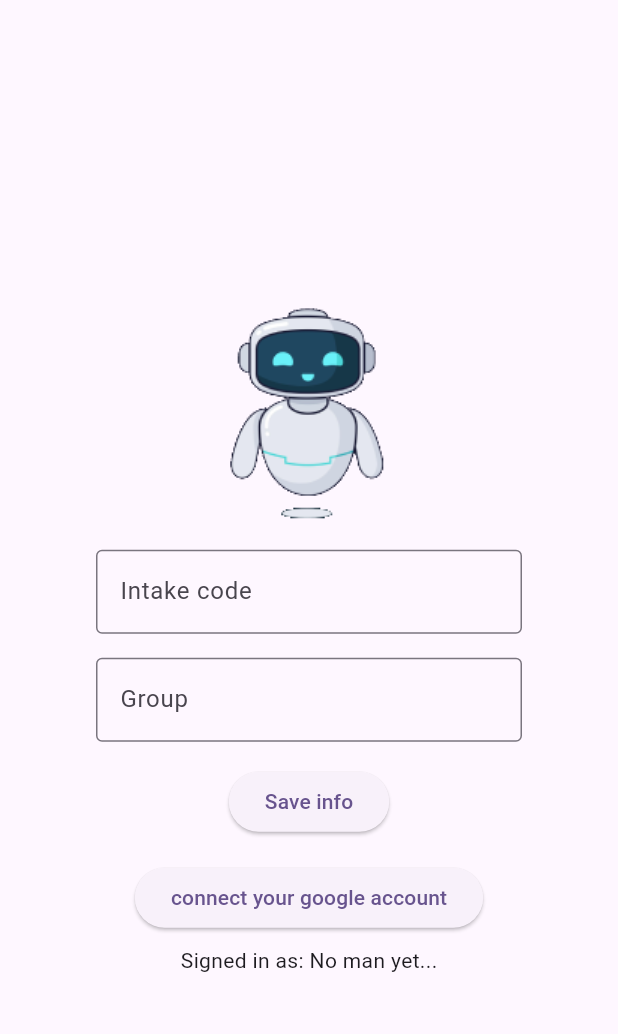
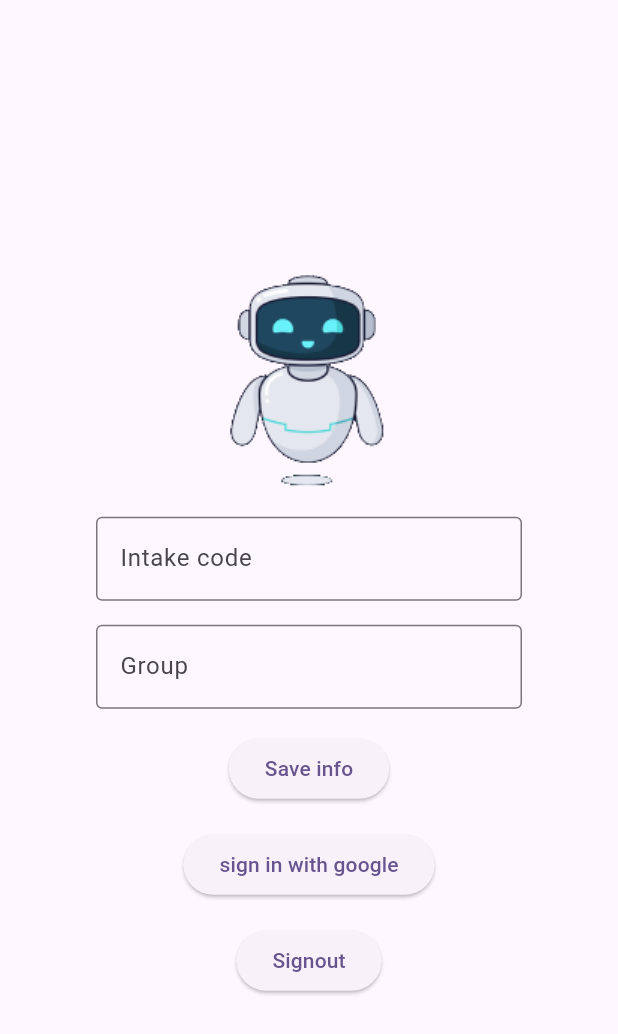
Before and after one commit to j0eTheRipper/apSara, a Flutter app: the screen it shows after launch, after a tap on "Provide Info", on a phone screen of 412 x 824 dp. Shown: the top 1034 px of the screen. Run offline on Flutter 3.47's test engine with Material 3 defaults, Android fonts, the light colour scheme and no system bars; our stand-ins replace flutter_dotenv, google_sign_in; missing offline and left inert: extension_google_sign_in_as_googleapis_auth, googleapis; network calls fail.

Commit message:
added add to calendar functionality

```diff
--- a/lib/ApSchedule.dart
+++ b/lib/ApSchedule.dart
@@ -1,5 +1,6 @@
 import 'dart:convert';
 import 'package:ap_sara/Scheduler/ClassWidget.dart';
+import 'package:ap_sara/UserGoogleAccount.dart';
 import 'package:flutter/material.dart';
 import 'package:flutter/widgets.dart';
 import 'package:flutter_dotenv/flutter_dotenv.dart';
@@ -10,11 +11,12 @@ import 'Scheduler/Timetable.dart';
 class ApSchedule extends StatelessWidget {
   final String intakeCode;
   final String groupNumber;
+  final GoogleCalendarStuff account;
 
   const ApSchedule({
     super.key,
     required this.intakeCode,
-    required this.groupNumber,
+    required this.groupNumber, required this.account,
   });
 
   @override
@@ -35,7 +37,7 @@ class ApSchedule extends StatelessWidget {
                     itemBuilder: (BuildContext context, int index) {
                       return Padding(
                         padding: const EdgeInsets.all(8.0),
-                        child: ClassWidget(classData: snapshot.data!.classes[index]),
+                        child: ClassWidget(classData: snapshot.data!.classes[index], account: account),
                       );
                     },
                   ),
--- a/lib/UserGoogleAccount.dart
+++ b/lib/UserGoogleAccount.dart
@@ -1,10 +1,11 @@
+import 'package:ap_sara/Scheduler/Class.dart';
 import 'package:extension_google_sign_in_as_googleapis_auth/extension_google_sign_in_as_googleapis_auth.dart';
 import 'package:flutter/foundation.dart';
 import 'package:flutter_dotenv/flutter_dotenv.dart';
 import 'package:google_sign_in/google_sign_in.dart';
 import 'package:googleapis/calendar/v3.dart';
 
-class UserGoogleAccount extends ChangeNotifier {
+class GoogleCalendarStuff extends ChangeNotifier {
   final _googleSignIn = GoogleSignIn(
       serverClientId: dotenv.env["SERVER_ID"],
       clientId: dotenv.env["CLIENT_ID"],
@@ -17,29 +18,47 @@ class UserGoogleAccount extends ChangeNotifier {
   bool isAuthorized = false;
 
   String get account {
-    if (!isAuthorized) {
-      return "No man yet...";
+    if (_account == null) {
+      return "none";
+    } else {
+      return _account!.email;
     }
-    return _account!.email;
   }
 
 
   Future<void> signInHandler() async {
     _account = await _googleSignIn.signIn();
     isAuthorized = _account != null;
+
     notifyListeners();
   }
 
-  Future<void> getEvents() async {
-    if (_account == null) {
-      signInHandler();
+  Future<void> signInSilently() async {
+    if (!isAuthorized && _googleSignIn.currentUser != null) {
+      _account = await _googleSignIn.signInSilently();
+      isAuthorized = _account != null;
+      notifyListeners();
     }
-
-    final authClient = await _googleSignIn.authenticatedClient();
-    final calendarApi = CalendarApi(authClient!);
-    final events = await calendarApi.events.list(account, orderBy: "startTime", maxResults: 1, singleEvents: true, timeMin: DateTime.now());
-
-    print(events.items?.last.summary);
   }
 
+  Future<void> signOut() async {
+    _googleSignIn.signOut();
+    isAuthorized = false;
+    _account = null;
+    notifyListeners();
+  }
+
+  Future<bool> isOccupied(DateTime startTime, DateTime endTime) async {
+    final authClient = await _googleSignIn.authenticatedClient();
+    final userCalendar = CalendarApi(authClient!);
+    final event = await userCalendar.events.list(account, orderBy: "startTime", maxResults: 1, singleEvents: true, timeMin: startTime, timeMax: endTime);
+    return event.items!.isNotEmpty;
+  }
+
+  Future<void> addToCalendar(Class cls) async {
+    final authClient = await _googleSignIn.authenticatedClient();
+    final userCalendar = CalendarApi(authClient!);
+    Event event = Event(start: EventDateTime(dateTime: cls.start), end: EventDateTime(dateTime: cls.end), summary: cls.moduleID, description: cls.moduleTitle);
+    await userCalendar.events.insert(event, account);
+  }
 }
--- a/lib/main.dart
+++ b/lib/main.dart
@@ -44,7 +44,7 @@ class Login extends StatelessWidget {
                 Navigator.of(context).push(
                   MaterialPageRoute(
                     builder: (context) {
-                      return ChangeNotifierProvider(create: (context) => UserGoogleAccount(), child: StudentInfo());
+                      return ChangeNotifierProvider(create: (context) => GoogleCalendarStuff(), child: StudentInfo());
                     },
                   ),
                 );
--- a/lib/studentInfo.dart
+++ b/lib/studentInfo.dart
@@ -10,6 +10,8 @@ class StudentInfo extends StatelessWidget {
   Widget build(BuildContext context) {
     TextEditingController intakeCtrl = TextEditingController();
     TextEditingController groupCtrl = TextEditingController();
+    GoogleCalendarStuff account = Provider.of<GoogleCalendarStuff>(context, listen: false);
+    account.signInSilently();
     return Scaffold(
       body: Center(
         child: Padding(
@@ -45,6 +47,7 @@ class StudentInfo extends StatelessWidget {
                           builder: (context) {
                             return ApSchedule(intakeCode: intakeCtrl.text.toUpperCase(),
                             groupNumber: groupCtrl.text.toUpperCase(),
+                              account: account,
                             );
                           },
                         ),
@@ -53,18 +56,22 @@ class StudentInfo extends StatelessWidget {
                     child: Text("Save info"),
                   ),
                 ),
-                Consumer<UserGoogleAccount>(
-                  builder: (context, account, child) {
+                Consumer<GoogleCalendarStuff>(builder: (context, calendar, child) {
+                  if (!calendar.isAuthorized) {
                     return Padding(padding: const EdgeInsets.all(8.0),
                       child: ElevatedButton(onPressed: () {
-                        if (!account.isAuthorized) {
+                        if (!calendar.isAuthorized) {
                           account.signInHandler();
                         }
-                      }, child: Text("connect your google account")),
+                      }, child: Text("sign in with google")),
                     );
-                  },
-                ),
-                Text("Signed in as: ${Provider.of<UserGoogleAccount>(context, listen: true).account}")
+                  } else {
+                    return Padding(padding: const EdgeInsets.all(8.0),
+                    child: Text("already logged in as : ${calendar.account}"));
+                  }
+                },),
+                Padding(padding: const EdgeInsets.all(8.0),
+                child: ElevatedButton(onPressed: () async => await account.signOut(), child: Text("Signout")),),
               ],
             ),
           ),
```
Also changed, not shown: lib/Scheduler/ClassWidget.dart (+6 -3 lines).
